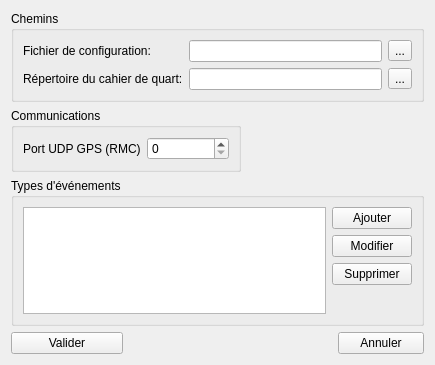
Qt form fenpreferences.ui (MaximeGeay/LogBook) before a commit.
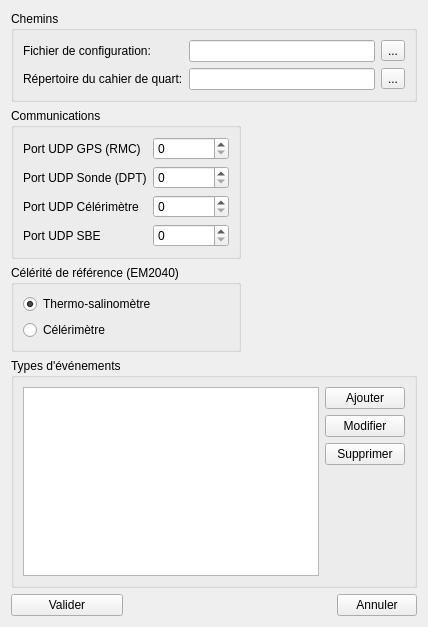
The same form after that commit. Icons and pictures are not drawn.

Patch:
```diff
--- a/fenpreferences.ui
+++ b/fenpreferences.ui
@@ -6,50 +6,39 @@
    <rect>
     <x>0</x>
     <y>0</y>
-    <width>435</width>
-    <height>365</height>
+    <width>428</width>
+    <height>627</height>
    </rect>
   </property>
   <property name="windowTitle">
    <string>Préférences</string>
   </property>
+  <property name="windowIcon">
+   <iconset>
+    <normaloff>icones/notes.png</normaloff>icones/notes.png</iconset>
+  </property>
   <layout class="QGridLayout" name="gridLayout_3">
-   <item row="1" column="0" colspan="2">
-    <widget class="QGroupBox" name="groupBox">
-     <property name="minimumSize">
-      <size>
-       <width>230</width>
-       <height>0</height>
-      </size>
+   <item row="5" column="0">
+    <widget class="QPushButton" name="btn_Valider">
+     <property name="text">
+      <string>Valider</string>
      </property>
-     <property name="maximumSize">
-      <size>
-       <width>300</width>
-       <height>16777215</height>
-      </size>
-     </property>
-     <property name="title">
-      <string>Communications</string>
-     </property>
-     <layout class="QGridLayout" name="gridLayout">
-      <item row="0" column="0">
-       <widget class="QLabel" name="label">
-        <property name="text">
-         <string>Port UDP GPS (RMC)</string>
-        </property>
-       </widget>
-      </item>
-      <item row="0" column="1">
-       <widget class="QSpinBox" name="sp_PortGPS">
-        <property name="maximum">
-         <number>99999</number>
-        </property>
-       </widget>
-      </item>
-     </layout>
     </widget>
    </item>
-   <item row="2" column="0" colspan="4">
+   <item row="5" column="1" colspan="2">
+    <spacer name="horizontalSpacer">
+     <property name="orientation">
+      <enum>Qt::Horizontal</enum>
+     </property>
+     <property name="sizeHint" stdset="0">
+      <size>
+       <width>202</width>
+       <height>20</height>
+      </size>
+     </property>
+    </spacer>
+   </item>
+   <item row="4" column="0" colspan="4">
     <widget class="QGroupBox" name="groupBox_2">
      <property name="title">
       <string>Types d'événements</string>
@@ -108,46 +97,13 @@
      </layout>
     </widget>
    </item>
-   <item row="3" column="3">
+   <item row="5" column="3">
     <widget class="QPushButton" name="btn_Annuler">
      <property name="text">
       <string>Annuler</string>
      </property>
     </widget>
    </item>
-   <item row="1" column="2" colspan="2">
-    <spacer name="horizontalSpacer_2">
-     <property name="orientation">
-      <enum>Qt::Horizontal</enum>
-     </property>
-     <property name="sizeHint" stdset="0">
-      <size>
-       <width>202</width>
-       <height>18</height>
-      </size>
-     </property>
-    </spacer>
-   </item>
-   <item row="3" column="0">
-    <widget class="QPushButton" name="btn_Valider">
-     <property name="text">
-      <string>Valider</string>
-     </property>
-    </widget>
-   </item>
-   <item row="3" column="1" colspan="2">
-    <spacer name="horizontalSpacer">
-     <property name="orientation">
-      <enum>Qt::Horizontal</enum>
-     </property>
-     <property name="sizeHint" stdset="0">
-      <size>
-       <width>202</width>
-       <height>20</height>
-      </size>
-     </property>
-    </spacer>
-   </item>
    <item row="0" column="0" colspan="4">
     <widget class="QGroupBox" name="groupBox_3">
      <property name="title">
@@ -191,6 +147,122 @@
      </layout>
     </widget>
    </item>
+   <item row="1" column="0" colspan="2">
+    <widget class="QGroupBox" name="groupBox">
+     <property name="minimumSize">
+      <size>
+       <width>230</width>
+       <height>0</height>
+      </size>
+     </property>
+     <property name="maximumSize">
+      <size>
+       <width>300</width>
+       <height>16777215</height>
+      </size>
+     </property>
+     <property name="title">
+      <string>Communications</string>
+     </property>
+     <layout class="QGridLayout" name="gridLayout">
+      <item row="0" column="1">
+       <widget class="QSpinBox" name="sp_PortGPS">
+        <property name="maximum">
+         <number>99999</number>
+        </property>
+       </widget>
+      </item>
+      <item row="0" column="0">
+       <widget class="QLabel" name="label">
+        <property name="text">
+         <string>Port UDP GPS (RMC)</string>
+        </property>
+       </widget>
+      </item>
+      <item row="1" column="0">
+       <widget class="QLabel" name="label_4">
+        <property name="text">
+         <string>Port UDP Sonde (DPT)</string>
+        </property>
+       </widget>
+      </item>
+      <item row="2" column="0">
+       <widget class="QLabel" name="label_5">
+        <property name="text">
+         <string>Port UDP Célérimètre</string>
+        </property>
+       </widget>
+      </item>
+      <item row="3" column="0">
+       <widget class="QLabel" name="label_6">
+        <property name="text">
+         <string>Port UDP SBE</string>
+        </property>
+       </widget>
+      </item>
+      <item row="1" column="1">
+       <widget class="QSpinBox" name="sp_PortSonde">
+        <property name="maximum">
+         <number>99999</number>
+        </property>
+       </widget>
+      </item>
+      <item row="2" column="1">
+       <widget class="QSpinBox" name="sp_PortCel">
+        <property name="maximum">
+         <number>99999</number>
+        </property>
+       </widget>
+      </item>
+      <item row="3" column="1">
+       <widget class="QSpinBox" name="sp_PortSBE">
+        <property name="maximum">
+         <number>99999</number>
+        </property>
+       </widget>
+      </item>
+     </layout>
+    </widget>
+   </item>
+   <item row="1" column="2" colspan="2">
+    <spacer name="horizontalSpacer_2">
+     <property name="orientation">
+      <enum>Qt::Horizontal</enum>
+     </property>
+     <property name="sizeHint" stdset="0">
+      <size>
+       <width>40</width>
+       <height>20</height>
+      </size>
+     </property>
+    </spacer>
+   </item>
+   <item row="2" column="0" colspan="2">
+    <widget class="QGroupBox" name="groupBox_4">
+     <property name="title">
+      <string>Célérité de référence (EM2040) </string>
+     </property>
+     <layout class="QGridLayout" name="gridLayout_5">
+      <item row="0" column="0">
+       <widget class="QRadioButton" name="rad_SBE">
+        <property name="text">
+         <string>Thermo-salinomètre</string>
+        </property>
+        <property name="checked">
+         <bool>true</bool>
+        </property>
+       </widget>
+      </item>
+      <item row="1" column="0">
+       <widget class="QRadioButton" name="Rad_Celerimetre">
+        <property name="text">
+         <string>Célérimètre</string>
+        </property>
+       </widget>
+      </item>
+     </layout>
+    </widget>
+   </item>
   </layout>
  </widget>
  <resources/>
```
